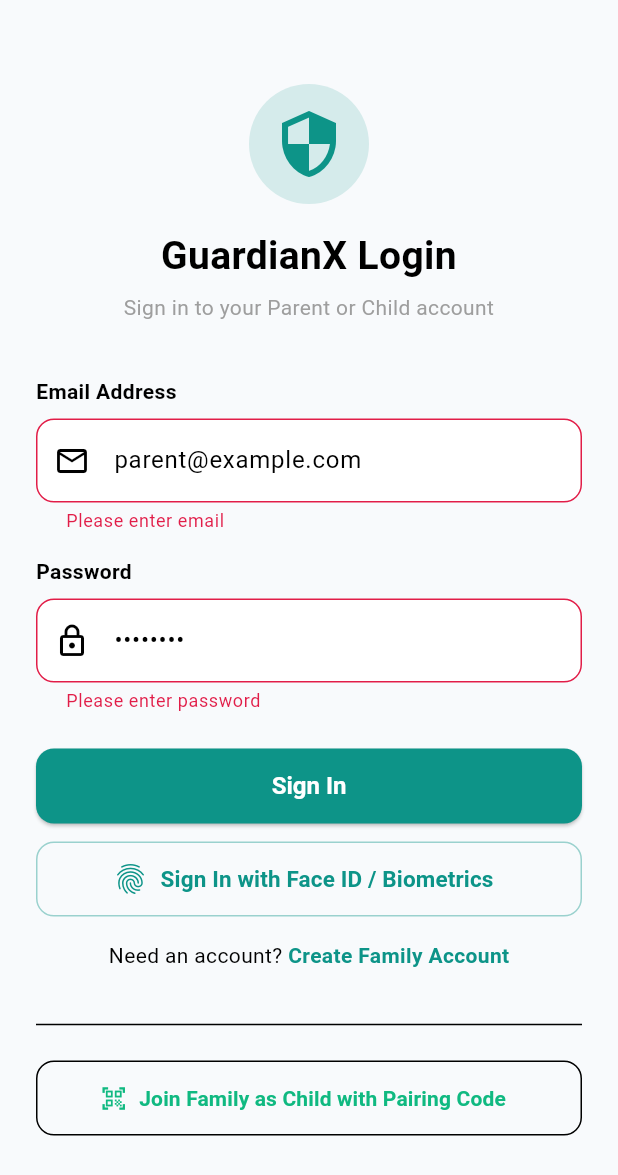
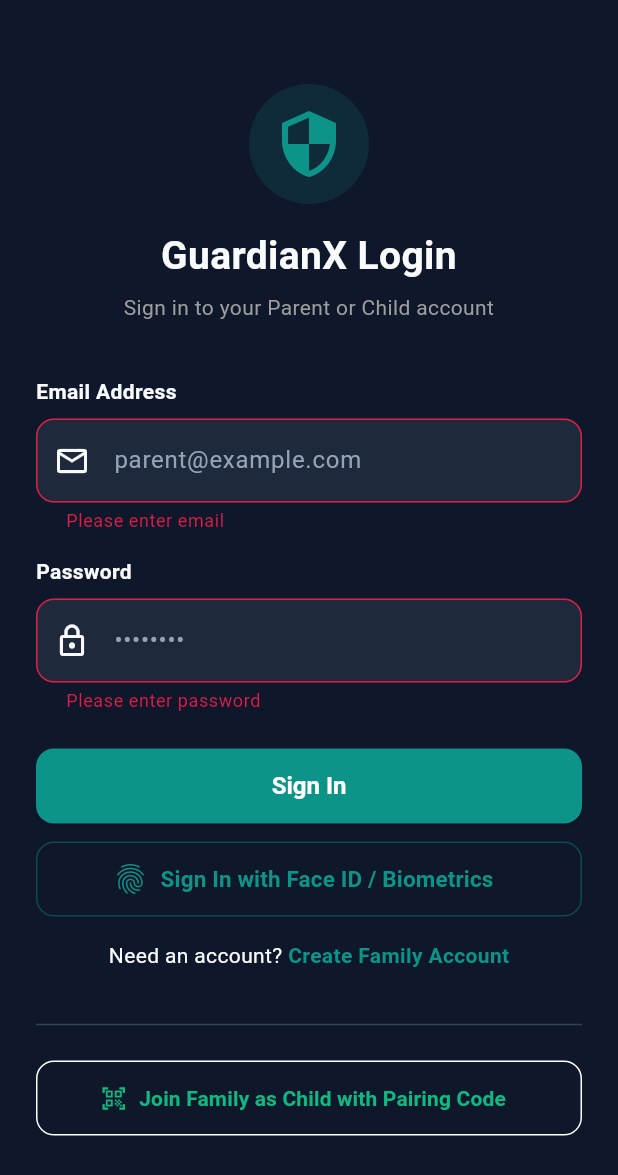
Before and after one commit to 57055-ship-it/GuardianX, a Flutter app: the screen it shows after launch, after a tap on "Sign In", on a phone screen of 412 x 824 dp. Shown: the top 1175 px of the screen. Run offline on Flutter 3.47's test engine with Material 3 defaults, Android fonts, the phone set to English and light mode, and no system bars; our stand-ins replace battery_plus, device_info_plus, flutter_local_notifications, flutter_map, flutter_secure_storage, geolocator and 4 more; missing offline and left inert: app_usage; accounts and stored records are empty.

Commit message:
fix(mobile): add proper darkTheme implementation in app_theme and app_colors

```diff
--- a/mobile/lib/core/constants/app_colors.dart
+++ b/mobile/lib/core/constants/app_colors.dart
@@ -7,10 +7,10 @@ class AppColors {
   static const Color primaryLight = Color(0xFF14B8A6);
   static const Color secondary = Color(0xFF10B981); // Emerald Safe
 
-  // Dark Mode Surfaces (Legacy Fallback)
-  static const Color darkBackground = Color(0xFFF8FAFC);
-  static const Color darkSurface = Color(0xFFFFFFFF);
-  static const Color darkCard = Color(0xFFFFFFFF);
+  // Dark Mode Surfaces
+  static const Color darkBackground = Color(0xFF0F172A); // Slate 900
+  static const Color darkSurface = Color(0xFF1E293B);    // Slate 800
+  static const Color darkCard = Color(0xFF1E293B);       // Slate 800
 
   // Light Mode Surfaces
   static const Color lightBackground = Color(0xFFF8FAFC);
@@ -24,8 +24,8 @@ class AppColors {
   static const Color info = Color(0xFF0D9488); // Teal Info
 
   // Text Colors
-  static const Color textPrimaryDark = Color(0xFF0F172A);
-  static const Color textSecondaryDark = Color(0xFF64748B);
+  static const Color textPrimaryDark = Color(0xFFF8FAFC);   // Slate 50
+  static const Color textSecondaryDark = Color(0xFF94A3B8); // Slate 400
   static const Color textPrimaryLight = Color(0xFF0F172A);
   static const Color textSecondaryLight = Color(0xFF64748B);
 }
--- a/mobile/lib/core/theme/app_theme.dart
+++ b/mobile/lib/core/theme/app_theme.dart
@@ -2,7 +2,82 @@ import 'package:flutter/material.dart';
 import '../constants/app_colors.dart';
 
 class AppTheme {
-  static ThemeData get darkTheme => lightTheme;
+  static ThemeData get darkTheme {
+    return ThemeData(
+      useMaterial3: true,
+      brightness: Brightness.dark,
+      primaryColor: AppColors.primary,
+      scaffoldBackgroundColor: AppColors.darkBackground,
+      colorScheme: const ColorScheme.dark(
+        primary: AppColors.primary,
+        secondary: AppColors.secondary,
+        surface: AppColors.darkSurface,
+        error: AppColors.critical,
+        onSurface: AppColors.textPrimaryDark,
+      ),
+      cardTheme: CardThemeData(
+        color: AppColors.darkCard,
+        elevation: 0,
+        shape: RoundedRectangleBorder(
+          borderRadius: BorderRadius.circular(16),
+          side: const BorderSide(color: Color(0xFF334155), width: 1),
+        ),
+      ),
+      appBarTheme: const AppBarTheme(
+        backgroundColor: AppColors.darkBackground,
+        elevation: 0,
+        centerTitle: false,
+        iconTheme: IconThemeData(color: AppColors.textPrimaryDark),
+        actionsIconTheme: IconThemeData(color: AppColors.textPrimaryDark),
+        titleTextStyle: TextStyle(
+          color: AppColors.textPrimaryDark,
+          fontSize: 20,
+          fontWeight: FontWeight.bold,
+        ),
+      ),
+      elevatedButtonTheme: ElevatedButtonThemeData(
+        style: ElevatedButton.styleFrom(
+          backgroundColor: AppColors.primary,
+          foregroundColor: Colors.white,
+          minimumSize: const Size.fromHeight(50),
+          shape: RoundedRectangleBorder(
+            borderRadius: BorderRadius.circular(12),
+          ),
+          textStyle: const TextStyle(
+            fontSize: 16,
+            fontWeight: FontWeight.w600,
+          ),
+        ),
+      ),
+      inputDecorationTheme: InputDecorationTheme(
+        filled: true,
+        fillColor: AppColors.darkSurface,
+        hintStyle: const TextStyle(color: AppColors.textSecondaryDark),
+        labelStyle: const TextStyle(color: AppColors.textSecondaryDark),
+        contentPadding: const EdgeInsets.symmetric(horizontal: 16, vertical: 16),
+        border: OutlineInputBorder(
+          borderRadius: BorderRadius.circular(12),
+          borderSide: const BorderSide(color: Color(0xFF334155)),
+        ),
+        enabledBorder: OutlineInputBorder(
+          borderRadius: BorderRadius.circular(12),
+          borderSide: const BorderSide(color: Color(0xFF334155)),
+        ),
+        focusedBorder: OutlineInputBorder(
+          borderRadius: BorderRadius.circular(12),
+          borderSide: const BorderSide(color: AppColors.primary, width: 2),
+        ),
+      ),
+      bottomNavigationBarTheme: const BottomNavigationBarThemeData(
+        backgroundColor: AppColors.darkSurface,
+        selectedItemColor: AppColors.primary,
+        unselectedItemColor: AppColors.textSecondaryDark,
+      ),
+      dividerTheme: const DividerThemeData(
+        color: Color(0xFF334155),
+      ),
+    );
+  }
 
   static ThemeData get lightTheme {
     return ThemeData(
@@ -67,6 +142,14 @@ class AppTheme {
           borderSide: const BorderSide(color: AppColors.primary, width: 2),
         ),
       ),
+      bottomNavigationBarTheme: const BottomNavigationBarThemeData(
+        backgroundColor: AppColors.lightSurface,
+        selectedItemColor: AppColors.primary,
+        unselectedItemColor: AppColors.textSecondaryLight,
+      ),
+      dividerTheme: const DividerThemeData(
+        color: Color(0xFFE2E8F0),
+      ),
     );
   }
 }
```
